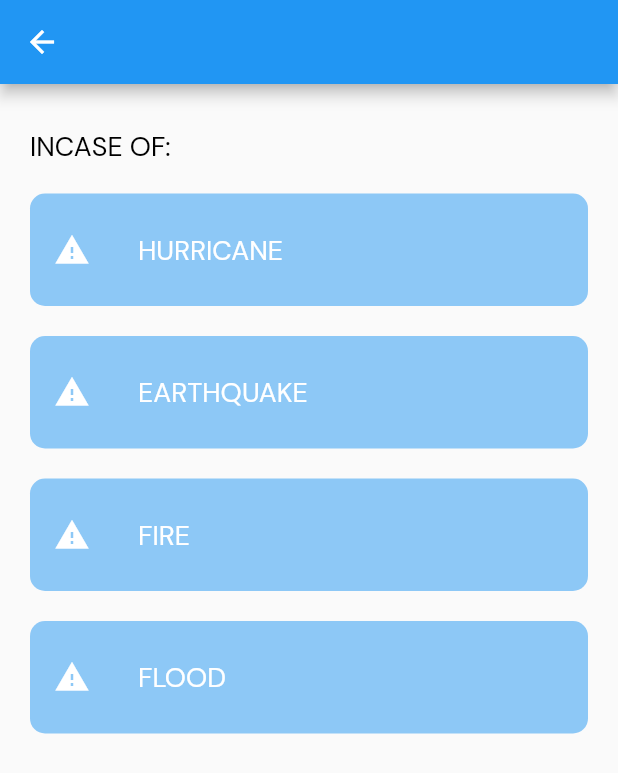
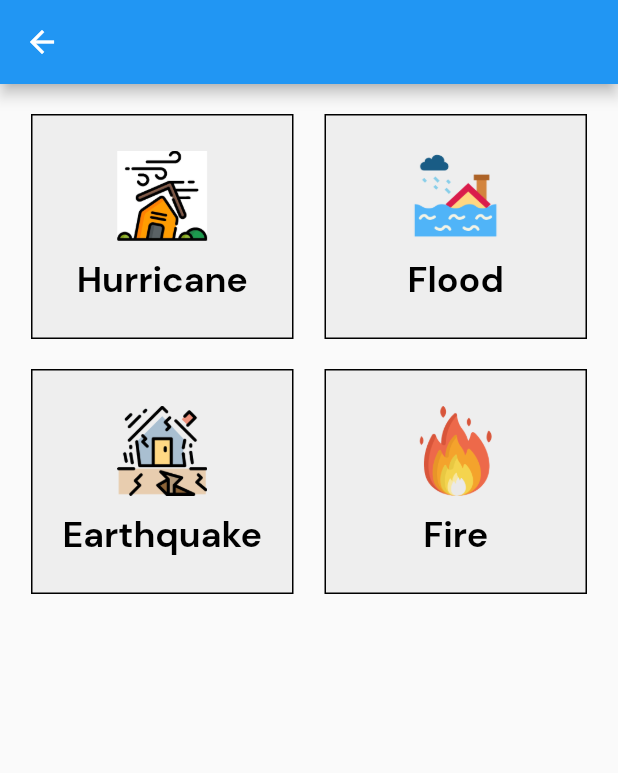
Before and after one commit to lansoyyy/responder-user, a Flutter app: the CopingMainScreen screen opened directly, on a phone screen of 412 x 824 dp. Shown: the top 773 px of the screen. Run offline on Flutter 3.47's test engine with Material 2 defaults, Android fonts, the light colour scheme and no system bars; our stand-ins replace cloud_firestore, firebase_auth, firebase_core, firebase_storage, fluttertoast, geolocator and 2 more; accounts and stored records are empty.

Commit message:
updated ui

```diff
--- a/lib/screens/pages/coping_main_page.dart
+++ b/lib/screens/pages/coping_main_page.dart
@@ -14,55 +14,65 @@ class CopingMainScreen extends StatelessWidget {
     return Scaffold(
       appBar: AppBar(),
       body: Padding(
-        padding: const EdgeInsets.fromLTRB(20, 10, 20, 10),
+          padding: const EdgeInsets.all(0),
           child: Column(
+            mainAxisAlignment: MainAxisAlignment.start,
             children: [
               const SizedBox(
                 height: 20,
               ),
-            Align(
-              alignment: Alignment.topLeft,
-              child: TextWidget(text: 'INCASE OF:', fontSize: 18),
-            ),
-            const SizedBox(
-              height: 20,
-            ),
+              Row(
+                mainAxisAlignment: MainAxisAlignment.spaceEvenly,
+                children: [
                   GestureDetector(
                       onTap: () {
                         Navigator.of(context).push(MaterialPageRoute(
                             builder: (context) => const HurricaneTab()));
                       },
-                child: card('HURRICANE', Icons.warning)),
+                      child:
+                          cardWidget('assets/images/image 2.png', 'Hurricane')),
+                  GestureDetector(
+                      onTap: () {
+                        Navigator.of(context).push(MaterialPageRoute(
+                            builder: (context) => const FloodTab()));
+                      },
+                      child: cardWidget('assets/images/flood.png', 'Flood')),
+                ],
+              ),
               const SizedBox(
                 height: 20,
               ),
+              Row(
+                mainAxisAlignment: MainAxisAlignment.spaceEvenly,
+                children: [
                   GestureDetector(
                       onTap: () {
                         Navigator.of(context).push(MaterialPageRoute(
                             builder: (context) => const EarthquakeTab()));
                       },
-                child: card('EARTHQUAKE', Icons.warning)),
-            const SizedBox(
-              height: 20,
-            ),
-            GestureDetector(
-                onTap: () {
-                  Navigator.of(context).push(
-                      MaterialPageRoute(builder: (context) => const FireTab()));
-                },
-                child: card('FIRE', Icons.warning)),
-            const SizedBox(
-              height: 20,
-            ),
+                      child: cardWidget(
+                          'assets/images/earthquake.png', 'Earthquake')),
                   GestureDetector(
                       onTap: () {
                         Navigator.of(context).push(MaterialPageRoute(
-                      builder: (context) => const FloodTab()));
+                            builder: (context) => const FireTab()));
                       },
-                child: card('FLOOD', Icons.warning)),
+                      child: cardWidget('assets/images/fire 1.png', 'Fire')),
+                  // GestureDetector(
+                  //      onTap: () {
+
+                  //    Navigator.of(context).push(MaterialPageRoute(
+                  //     builder: (context) => const FloodTab()));
+                  //   },
+                  //   child: cardWidget('assets/images/landslide.png', 'Landslide')),
                 ],
               ),
-      ),
+              // Row(
+              //   mainAxisAlignment: MainAxisAlignment.spaceEvenly,
+              //   children: [],
+              // ),
+            ],
+          )),
     );
   }
 
@@ -89,4 +99,37 @@ class CopingMainScreen extends StatelessWidget {
       ),
     );
   }
+
+  Widget cardWidget(String path, String number) {
+    return Container(
+      width: 175,
+      height: 150,
+      decoration: BoxDecoration(
+        color: Colors.grey[200],
+        border: Border.all(
+          color: Colors.black,
+        ),
+      ),
+      child: Center(
+        child: Column(
+          crossAxisAlignment: CrossAxisAlignment.center,
+          mainAxisAlignment: MainAxisAlignment.center,
+          children: [
+            Image.asset(
+              path,
+              height: 60,
+            ),
+            const SizedBox(
+              height: 10,
+            ),
+            TextWidget(
+              text: number,
+              fontSize: 24,
+              fontFamily: 'Bold',
+            ),
+          ],
+        ),
+      ),
+    );
   }
+}
--- a/lib/screens/pages/coping_tabs/fllod_tab.dart
+++ b/lib/screens/pages/coping_tabs/fllod_tab.dart
@@ -10,7 +10,7 @@ class FloodTab extends StatelessWidget {
       appBar: AppBar(),
       body: Center(
         child: Image.asset(
-          'assets/images/flood.png',
+          'assets/images/flood1.PNG',
           fit: BoxFit.fill,
         ),
       ),
```
Also changed, not shown: assets/images/flood.png, assets/images/flood1.PNG (added). Lines whose indentation alone changed are shown as unchanged.
